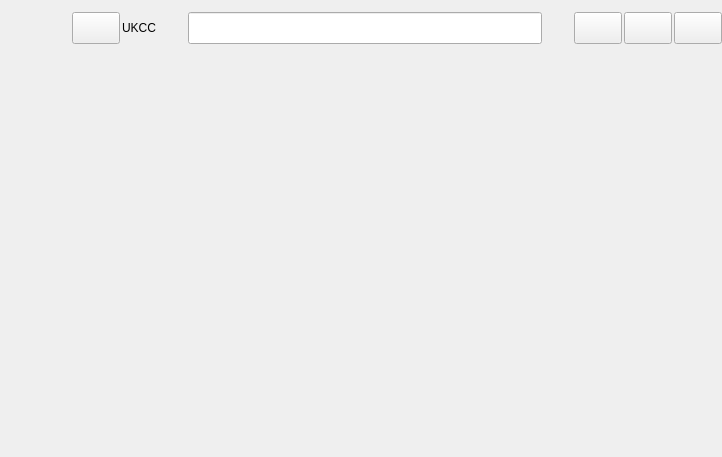
ukui/ukui-control-center, file shell/mainwindow.ui: the form before one commit.
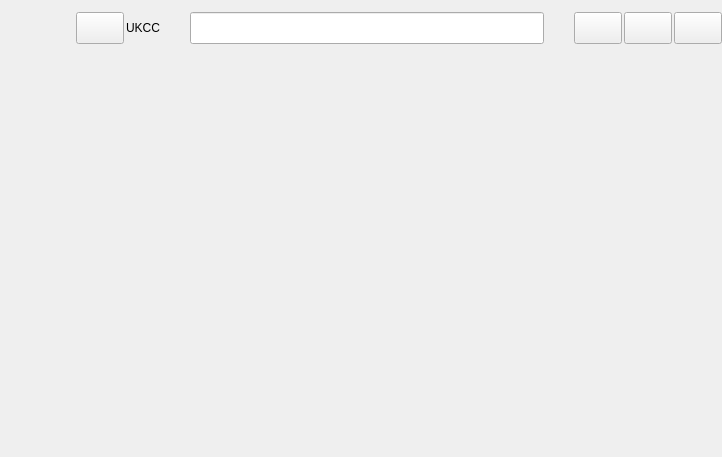
The form after the commit.

The edit to the form file:
```diff
--- a/shell/mainwindow.ui
+++ b/shell/mainwindow.ui
@@ -34,13 +34,13 @@
      <widget class="QWidget" name="leftsidebarWidget" native="true">
       <property name="minimumSize">
        <size>
-        <width>56</width>
+        <width>60</width>
         <height>0</height>
        </size>
       </property>
       <property name="maximumSize">
        <size>
-        <width>56</width>
+        <width>60</width>
         <height>16777215</height>
        </size>
       </property>
@@ -66,7 +66,7 @@
           <number>4</number>
          </property>
          <property name="leftMargin">
-          <number>4</number>
+          <number>3</number>
          </property>
          <property name="topMargin">
           <number>30</number>
```
